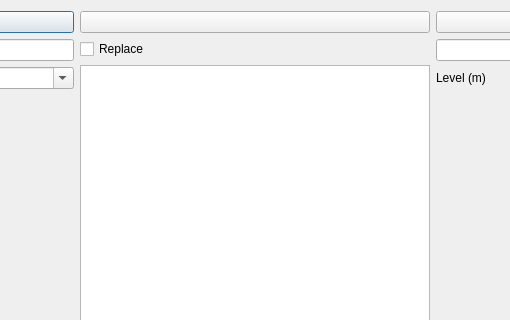
Above: widgets/import_export/transfer_loads_between_two_files.ui from ebrahimraeyat/civilTools before the change; both pictures show x 144 to 654 and y 0 to 320 of the 798 by 568 pixel window. Below: the same form after it.
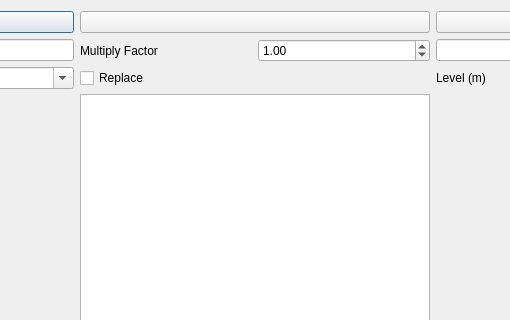
That is the form after the change. Icons and pictures are not drawn.

Commit message: Multiply force in transfer loads

Diff of the .ui file:
```diff
--- a/widgets/import_export/transfer_loads_between_two_files.ui
+++ b/widgets/import_export/transfer_loads_between_two_files.ui
@@ -17,7 +17,7 @@
    <iconset resource="../../civiltools.qrc">
     <normaloff>:/import_export/images/transfer_loads_between_two_files.svg</normaloff>:/import_export/images/transfer_loads_between_two_files.svg</iconset>
   </property>
-  <layout class="QHBoxLayout" name="horizontalLayout_2">
+  <layout class="QHBoxLayout" name="horizontalLayout_4">
    <item>
     <layout class="QVBoxLayout" name="verticalLayout_3">
      <item>
@@ -86,6 +86,27 @@
        </property>
       </widget>
      </item>
+     <item>
+      <layout class="QHBoxLayout" name="horizontalLayout_2">
+       <item>
+        <widget class="QLabel" name="label">
+         <property name="toolTip">
+          <string>Multiply reaction from Model 1 to Model 2</string>
+         </property>
+         <property name="text">
+          <string>Multiply Factor</string>
+         </property>
+        </widget>
+       </item>
+       <item>
+        <widget class="QDoubleSpinBox" name="multiply_spinbox">
+         <property name="value">
+          <double>1.000000000000000</double>
+         </property>
+        </widget>
+       </item>
+      </layout>
+     </item>
      <item>
       <widget class="QCheckBox" name="replace_checkbox">
        <property name="text">
```
The commit also changes 1 other file.
